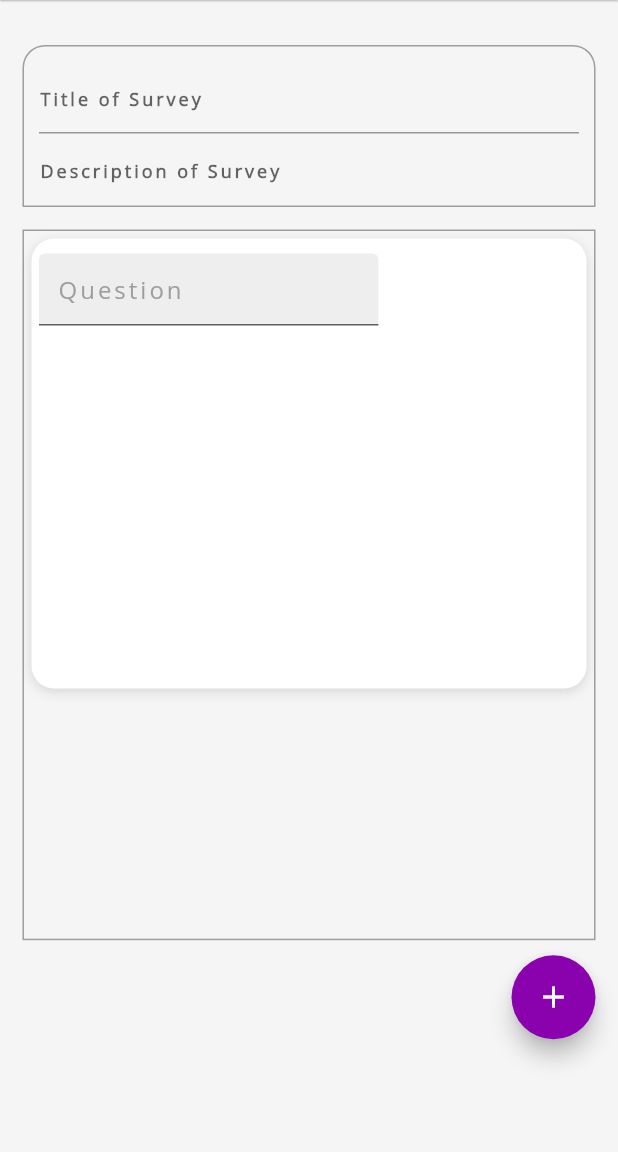
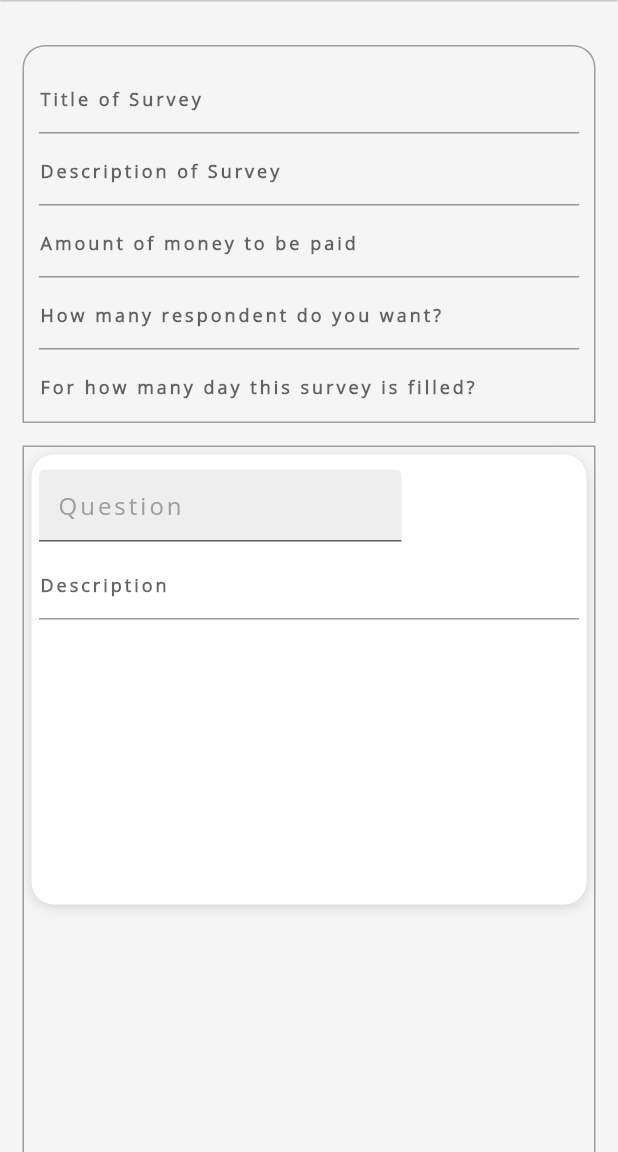
Before and after one commit to heyru3/OSAP, a Flutter app: the QuestioneryView screen opened directly, on a phone screen of 412 x 824 dp, the part 84-1236 px from its top. Run offline on Flutter 3.47's test engine with Material 2 defaults, Android fonts, the phone set to English and light mode, and no system bars; our stand-ins replace font_awesome_flutter, get, hexcolor, introduction_screen, lottie, otp_text_field; missing offline and left inert: tap_canvas.

Commit message:
format
correct format

```diff
--- a/lib/app/modules/introduction/views/introduction_view.dart
+++ b/lib/app/modules/introduction/views/introduction_view.dart
@@ -4,8 +4,6 @@ import 'package:get/get.dart';
 import 'package:introduction_screen/introduction_screen.dart';
 import 'package:lottie/lottie.dart';
 import 'package:osap/app/routes/app_pages.dart';
-
-
 
 class IntroductionView extends GetView {
   @override
@@ -24,7 +22,7 @@ class IntroductionView extends GetView {
                   fontFamily: 'openSans',
                 )),
             onDone: () {
-              Get.offAndToNamed(Routes.HOME);
+              Get.offAllNamed(Routes.HOME);
             },
             skip: Text('Skip',
                 style: TextStyle(
@@ -32,7 +30,7 @@ class IntroductionView extends GetView {
                 )),
             showSkipButton: true,
             onSkip: () {
-              Get.offAndToNamed(Routes.HOME);
+              Get.offAllNamed(Routes.HOME);
             },
             next: Text('Next',
                 style: TextStyle(
--- a/lib/app/modules/login/views/login_view.dart
+++ b/lib/app/modules/login/views/login_view.dart
@@ -10,7 +10,7 @@ import 'package:osap/app/modules/researcher/bindings/researcher_binding.dart';
 import 'package:osap/app/modules/researcher/views/researcher_view.dart';
 import 'package:osap/app/modules/sign_up/bindings/sign_up_binding.dart';
 import 'package:osap/app/modules/sign_up/views/sign_up_view.dart';
-import 'package:osap/app/routes/app_pages.dart';
+
 
 import '../controllers/login_controller.dart';
 
--- a/lib/app/modules/researcher/controllers/questionery_controller.dart
+++ b/lib/app/modules/researcher/controllers/questionery_controller.dart
@@ -5,7 +5,11 @@ class QuestioneryController extends GetxController {
   GlobalKey<FormState> eachBoxKey = GlobalKey<FormState>();
   late TextEditingController bigTitleTextController;
   late TextEditingController bigDescriptionTextController;
+  late TextEditingController budgetTextController;
+  late TextEditingController numberOfRespondentTextController;
+  late TextEditingController numberOfDayTextController;
   late TextEditingController eachBoxTextController;
+  late TextEditingController eachBoxDescriptionController;
 
   RxInt questioneryAmount = 1.obs;
   RxDouble devHeight = 0.0.obs;
@@ -16,7 +20,10 @@ class QuestioneryController extends GetxController {
     bigTitleTextController = TextEditingController();
     bigDescriptionTextController = TextEditingController();
     eachBoxTextController = TextEditingController();
-
+    eachBoxDescriptionController = TextEditingController();
+    budgetTextController = TextEditingController();
+    numberOfRespondentTextController = TextEditingController();
+    numberOfDayTextController = TextEditingController();
     super.onInit();
   }
 
@@ -25,6 +32,10 @@ class QuestioneryController extends GetxController {
     bigTitleTextController.dispose();
     bigDescriptionTextController.dispose();
     eachBoxTextController.dispose();
+    eachBoxDescriptionController.dispose();
+    budgetTextController.dispose();
+    numberOfRespondentTextController.dispose();
+    numberOfDayTextController.dispose();
   }
 
   double containerHeight(BuildContext context) {
--- a/lib/app/modules/researcher/views/questionery_view.dart
+++ b/lib/app/modules/researcher/views/questionery_view.dart
@@ -71,15 +71,58 @@ class QuestioneryView extends GetView<QuestioneryController> {
                     controller: controller.bigDescriptionTextController,
                     cursorColor: Colors.grey,
                     decoration: InputDecoration(
-                        focusColor: Colors.grey,
-                        focusedBorder: InputBorder.none,
-                        border: InputBorder.none,
                       hintText: 'Description of Survey',
                       hintStyle: TextStyle(
                           fontFamily: 'openSans',
                           fontSize: 12,
                           letterSpacing: 2,
-                            fontWeight: FontWeight.w600)),
+                          fontWeight: FontWeight.w600),
+                      focusColor: Colors.grey,
+                      focusedBorder: InputBorder.none,
+                    ),
+                  ),
+                  TextField(
+                    controller: controller.budgetTextController,
+                    cursorColor: Colors.grey,
+                    decoration: InputDecoration(
+                      hintText: 'Amount of money to be paid',
+                      hintStyle: TextStyle(
+                          fontFamily: 'openSans',
+                          fontSize: 12,
+                          letterSpacing: 2,
+                          fontWeight: FontWeight.w600),
+                      focusColor: Colors.grey,
+                      focusedBorder: InputBorder.none,
+                    ),
+                  ),
+                  TextField(
+                    controller: controller.numberOfRespondentTextController,
+                    cursorColor: Colors.grey,
+                    decoration: InputDecoration(
+                      hintText: 'How many respondent do you want?',
+                      hintStyle: TextStyle(
+                          fontFamily: 'openSans',
+                          fontSize: 12,
+                          letterSpacing: 2,
+                          fontWeight: FontWeight.w600),
+                      focusColor: Colors.grey,
+                      focusedBorder: InputBorder.none,
+                    ),
+                  ),
+                  TextField(
+                    controller: controller.numberOfDayTextController,
+                    cursorColor: Colors.grey,
+                    decoration: InputDecoration(
+                      hintText: 'For how many day this survey is filled?',
+                      hintStyle: TextStyle(
+                          fontFamily: 'openSans',
+                          fontSize: 12,
+                          letterSpacing: 2,
+                          fontWeight: FontWeight.w600),
+                      border: InputBorder.none,
+                      focusColor: Colors.grey,
+                      focusedBorder: InputBorder.none,
+                    ),
                   ),
                 ]),
               ),
@@ -140,7 +183,7 @@ class QuestioneryView extends GetView<QuestioneryController> {
             Row(
               children: [
                 Expanded(
-                  flex: 5,
+                  flex: 10,
                   child: Container(
                     margin: EdgeInsets.only(left: 5),
                     height: 50,
@@ -173,26 +216,45 @@ class QuestioneryView extends GetView<QuestioneryController> {
                 ),
                 Expanded(
                   flex: 1,
-                    child: Obx(() => Visibility(
-                          visible: controller.bigBoxVisibility.value,
-                          child: IconButton(
-                              onPressed: () {},
-                              iconSize: 45,
-                              icon: Icon(Icons.image_outlined)),
-                        ))),
+                  child: SizedBox(),
+                ),
                 Expanded(
-                  flex: 2,
+                  flex: 4,
                   child: Obx(() => Visibility(
                         visible: controller.bigBoxVisibility.value,
                         child: Container(
                           margin: EdgeInsets.only(right: 5),
-                          color: Colors.green,
                           height: 50,
+                          child: GestureDetector(
+                            onTap: () {
+
+                            },
+
+                          ),
                         ),
                       )),
                 ),
               ],
             ),
+            Padding(
+              padding: EdgeInsets.fromLTRB(5, 2, 5, 2),
+              child: TextField(
+                controller: controller.eachBoxDescriptionController,
+                cursorColor: Colors.grey,
+                decoration: InputDecoration(
+                  hintText: 'Description',
+                  hintStyle: TextStyle(
+                      fontFamily: 'openSans',
+                      fontSize: 12,
+                      letterSpacing: 2,
+                      fontWeight: FontWeight.w600),
+                  focusColor: Colors.grey,
+                  focusedBorder: UnderlineInputBorder(
+                      borderSide: BorderSide(color: Colors.grey)),
+                ),
+              ),
+            ),
+
             /*Column(
               children: [],
             ),
--- a/lib/app/routes/app_pages.dart
+++ b/lib/app/routes/app_pages.dart
@@ -1,4 +1,5 @@
 import 'package:get/get.dart';
+import 'package:osap/app/modules/home/bindings/home_binding.dart';
 import 'package:osap/app/modules/home/views/home_view.dart';
 import 'package:osap/app/modules/introduction/views/introduction_view.dart';
 import 'package:osap/app/modules/login/bindings/login_binding.dart';
@@ -21,12 +22,11 @@ class AppPages {
     GetPage(
       name: _Paths.HOME,
       page: () => HomeView(),
-
+      binding: HomeBinding(),
     ),
     GetPage(
       name: _Paths.INTRODUCTION,
       page: () => IntroductionView(),
-
     ),
     GetPage(
       name: _Paths.LOGIN,
```
Also changed, not shown: lib/app/data/common/theme_helper.dart (+6 -1 lines), lib/app/modules/home/bindings/home_binding.dart (added, +11 -0 lines), lib/app/modules/home/controllers/home_controller.dart (added, +21 -0 lines), lib/app/modules/home/views/home_view.dart (+9 -10 lines). Lines whose indentation alone changed are shown as unchanged.
